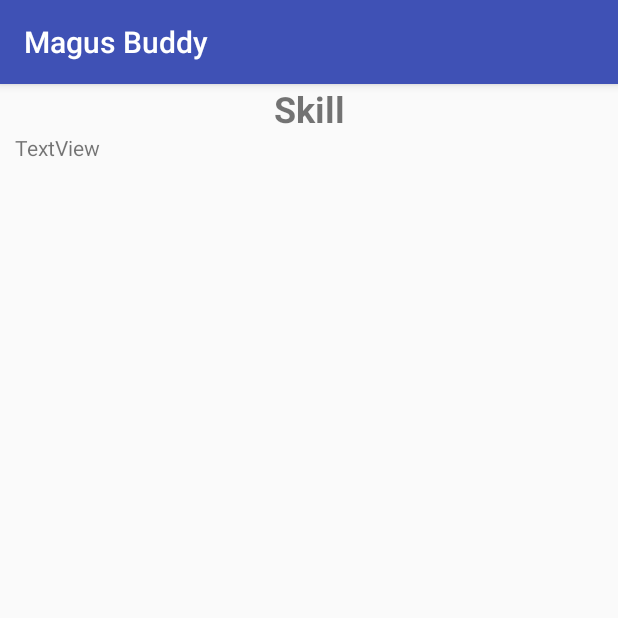
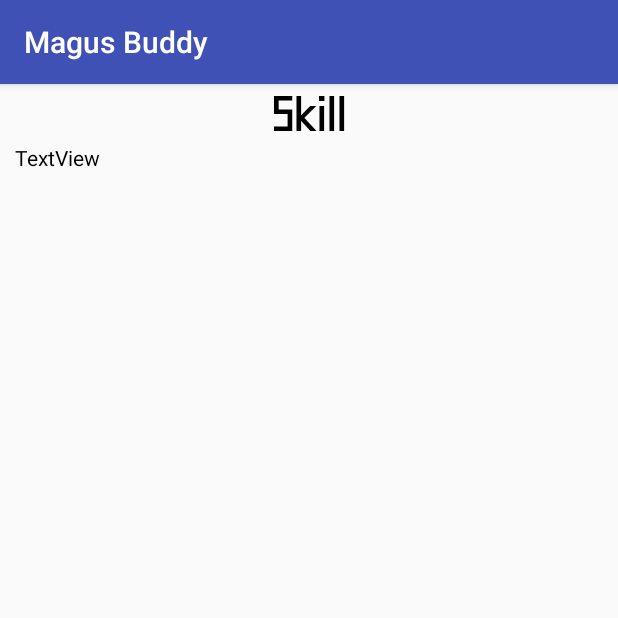
Before and after one commit to Dolers/magusbuddy, an Android app: the QualificationActivity screen opened directly, with no data from a screen before it, on a phone screen of 412 x 824 dp, the top half of it. Run offline under Robolectric (Android 15) with nearby library versions, the phone set to English and light mode, and no system bars; our stand-ins replace Room's generated code; libraries missing offline, so code that uses them is left out: android.arch.persistence; plain views replace DropdownTextView; 18 statements that could not run were skipped.

Commit message:
Added new font for QualificationActivity, QualificationCategoryListFragment now directs to the selected category

```diff
--- a/app/src/main/java/com/lazyfools/magusbuddy/DatabaseViewModel.java
+++ b/app/src/main/java/com/lazyfools/magusbuddy/DatabaseViewModel.java
@@ -42,6 +42,7 @@ public class DatabaseViewModel extends AndroidViewModel {
         }
         return mAllQualifications;
     }
+
     public LiveData<List<QualificationEntity>> getAllQualificationsOfType(QualificationEntity.QualificationTypeEnum type) {
         return mQualificationRepository.getAllQualificationsOfType(type);
     }
@@ -58,7 +59,11 @@ public class DatabaseViewModel extends AndroidViewModel {
         return mQualificationRepository.getNamesOfFilter(name);
     }
 
-    public LiveData<QualificationEntity> getOneQualificationOfFilter(String name) {
-        return mQualificationRepository.getOneByFilter(name);
+    public LiveData<QualificationEntity> getOneQualificationByID(Integer id) {
+        return mQualificationRepository.getOneByID(id);
+    }
+
+    public LiveData<QualificationEntity> getOneQualificationByName(String name) {
+        return mQualificationRepository.getOneByName(name);
     }
 }
--- a/app/src/main/java/com/lazyfools/magusbuddy/database/QualificationRepository.java
+++ b/app/src/main/java/com/lazyfools/magusbuddy/database/QualificationRepository.java
@@ -27,8 +27,12 @@ public class QualificationRepository {
         return mQualificationDao.getAllNames();
     }
 
-    public LiveData<QualificationEntity> getOneByFilter(String name) {
-        return mQualificationDao.getOneByFilter(name);
+    public LiveData<QualificationEntity> getOneByName(String name) {
+        return mQualificationDao.getOneByName(name);
+    }
+
+    public LiveData<QualificationEntity> getOneByID(Integer id) {
+        return mQualificationDao.getOneByID(id);
     }
 
     public LiveData<List<QualificationName>> getNamesOfFilter(String name) {
--- a/app/src/main/java/com/lazyfools/magusbuddy/database/dao/QualificationDao.java
+++ b/app/src/main/java/com/lazyfools/magusbuddy/database/dao/QualificationDao.java
@@ -42,5 +42,8 @@ public abstract class QualificationDao {
     public abstract void deleteAll();
 
     @Query("SELECT * FROM qualifications WHERE name LIKE :name LIMIT 1")
-    public abstract LiveData<QualificationEntity> getOneByFilter(String name);
+    public abstract LiveData<QualificationEntity> getOneByName(String name);
+
+    @Query("SELECT * FROM qualifications WHERE id=:id LIMIT 1")
+    public abstract LiveData<QualificationEntity> getOneByID(Integer id);
 }
--- a/app/src/main/java/com/lazyfools/magusbuddy/page/skill/QualificationActivity.java
+++ b/app/src/main/java/com/lazyfools/magusbuddy/page/skill/QualificationActivity.java
@@ -16,7 +16,6 @@ import hakobastvatsatryan.DropdownTextView;
 
 
 public class QualificationActivity extends AppCompatActivity {
-    public static final String QUALIFICATION_NAME = "QUALIFICATION_NAME";
     private DatabaseViewModel mViewModel;
 
     protected void onCreate(Bundle savedInstanceState) {
@@ -25,8 +24,8 @@ public class QualificationActivity extends AppCompatActivity {
 
 
         mViewModel = ViewModelProviders.of(this).get(DatabaseViewModel.class);
-        String name = getIntent().getStringExtra(QUALIFICATION_NAME);
-        mViewModel.getOneQualificationOfFilter(name).observe(this, new Observer<QualificationEntity>() {
+        Integer id = getIntent().getIntExtra(getResources().getString(R.string.QUALIFICATION_ID),0);
+        mViewModel.getOneQualificationByID(id).observe(this, new Observer<QualificationEntity>() {
             @Override
             public void onChanged(@Nullable final QualificationEntity qualification) {
                 populateWith(qualification);
--- a/app/src/main/java/com/lazyfools/magusbuddy/page/skill/QualificationCategoryListAdapter.java
+++ b/app/src/main/java/com/lazyfools/magusbuddy/page/skill/QualificationCategoryListAdapter.java
@@ -2,9 +2,7 @@ package com.lazyfools.magusbuddy.page.skill;
 
 import android.content.Context;
 import android.graphics.drawable.Drawable;
-import android.support.v4.content.ContextCompat;
 import android.support.v7.widget.RecyclerView;
-import android.util.ArrayMap;
 import android.view.LayoutInflater;
 import android.view.View;
 import android.view.ViewGroup;
--- a/app/src/main/java/com/lazyfools/magusbuddy/page/skill/QualificationCategoryListFragment.java
+++ b/app/src/main/java/com/lazyfools/magusbuddy/page/skill/QualificationCategoryListFragment.java
@@ -88,7 +88,9 @@ public class QualificationCategoryListFragment extends Fragment {
         mListener = new onClickListener(){
             @Override
             public void onClick(QualificationType item) {
-                Navigation.findNavController(recyclerView).navigate(R.id.action_qualificationCategoryListFragment_to_qualificationListFragment);
+                Bundle bundle = new Bundle();
+                bundle.putString(getResources().getString(R.string.QUALIFICATION_TYPENAME), item.getType().toString());
+                Navigation.findNavController(recyclerView).navigate(R.id.action_qualificationCategoryListFragment_to_qualificationListFragment,bundle);
             }
         };
         mAdapter = new QualificationCategoryListAdapter(mListener,container.getContext());
--- a/app/src/main/res/layout/qualification_single_show.xml
+++ b/app/src/main/res/layout/qualification_single_show.xml
@@ -18,8 +18,8 @@
             android:layout_height="wrap_content"
             android:text="Skill"
             android:textAlignment="center"
-            android:textSize="24sp"
-            android:textStyle="bold" />
+            android:textSize="32sp"
+            app:fontFamily="@font/eden_mills_bold"/>
 
         <TextView
             android:id="@+id/skill_description"
--- /dev/null
+++ b/app/src/main/res/values/bundle_values.xml
@@ -0,0 +1,5 @@
+<?xml version="1.0" encoding="utf-8"?>
+<resources>
+    <string name="QUALIFICATION_ID">QUALIFICATION_ID</string>
+    <string name="QUALIFICATION_TYPENAME">QUALIFICATION_TYPENAME</string>
+</resources>
--- a/app/src/main/res/values/colors.xml
+++ b/app/src/main/res/values/colors.xml
@@ -3,4 +3,5 @@
     <color name="colorPrimary">#3F51B5</color>
     <color name="colorPrimaryDark">#303F9F</color>
     <color name="colorAccent">#FF4081</color>
+    <color name="default_text_color">#000000</color>
 </resources>
--- a/app/src/main/res/values/styles.xml
+++ b/app/src/main/res/values/styles.xml
@@ -6,6 +6,7 @@
         <item name="colorPrimary">@color/colorPrimary</item>
         <item name="colorPrimaryDark">@color/colorPrimaryDark</item>
         <item name="colorAccent">@color/colorAccent</item>
+        <item name="android:textColor">@color/default_text_color</item>
     </style>
 
 </resources>
```
Also changed, not shown: app/src/main/java/com/lazyfools/magusbuddy/page/skill/QualificationListFragment.java (+5 -11 lines), app/src/main/res/font/eden_mills_bold.ttf (added), app/src/main/res/font/eden_mills_regular.ttf (added).
